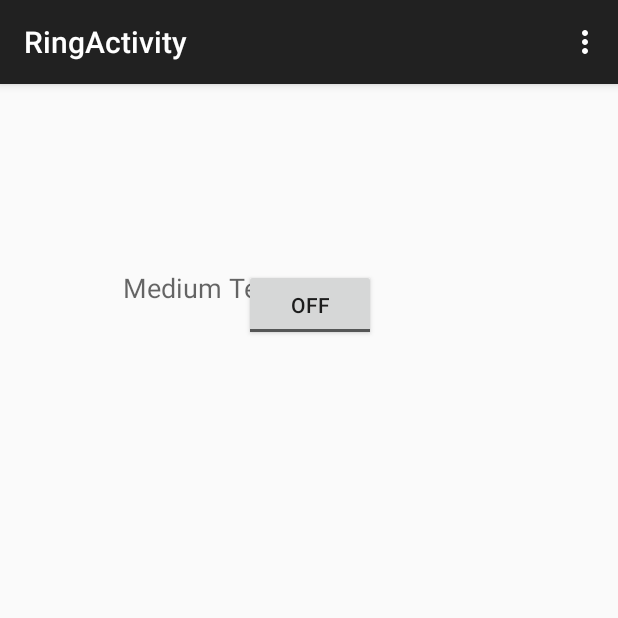
After one commit to riedingermatthieu/LostMyAndroid, an Android app: the RingActivity screen opened directly, with no data from a screen before it, on a phone screen of 412 x 824 dp, the top half of it. The commit adds this screen. Run offline under Robolectric (Android 15) with nearby library versions, the light colour scheme and no system bars.

Commit message:
Rajout du squelette d'une nouvelle activity et implémentation de son lancement via le bouton "Faire Sonner"

```diff
--- /dev/null
+++ b/app/src/main/java/fr/enac/lostmyandroid/RingActivity.java
@@ -0,0 +1,37 @@
+package fr.enac.lostmyandroid;
+
+import android.support.v7.app.AppCompatActivity;
+import android.os.Bundle;
+import android.view.Menu;
+import android.view.MenuItem;
+
+public class RingActivity extends AppCompatActivity {
+
+    @Override
+    protected void onCreate(Bundle savedInstanceState) {
+        super.onCreate(savedInstanceState);
+        setContentView(R.layout.activity_ring);
+    }
+
+    @Override
+    public boolean onCreateOptionsMenu(Menu menu) {
+        // Inflate the menu; this adds items to the action bar if it is present.
+        getMenuInflater().inflate(R.menu.menu_ring, menu);
+        return true;
+    }
+
+    @Override
+    public boolean onOptionsItemSelected(MenuItem item) {
+        // Handle action bar item clicks here. The action bar will
+        // automatically handle clicks on the Home/Up button, so long
+        // as you specify a parent activity in AndroidManifest.xml.
+        int id = item.getItemId();
+
+        //noinspection SimplifiableIfStatement
+        if (id == R.id.action_settings) {
+            return true;
+        }
+
+        return super.onOptionsItemSelected(item);
+    }
+}
--- a/app/src/main/res/layout/activity_main.xml
+++ b/app/src/main/res/layout/activity_main.xml
@@ -4,7 +4,7 @@
     android:paddingRight="@dimen/activity_horizontal_margin"
     android:paddingTop="@dimen/activity_vertical_margin"
     android:paddingBottom="@dimen/activity_vertical_margin" tools:context=".MainActivity"
-    android:background="@drawable/Background1">
+    android:background="@drawable/background1">
 
     <LinearLayout
         android:orientation="vertical"
@@ -19,7 +19,7 @@
             android:layout_height="fill_parent"
             android:id="@+id/viewLogo"
             android:layout_gravity="center_horizontal"
-            android:src="@drawable/logoFactice2"
+            android:src="@drawable/logo_factice2"
             android:layout_weight="1" />
 
         <LinearLayout
--- /dev/null
+++ b/app/src/main/res/layout/activity_ring.xml
@@ -0,0 +1,28 @@
+<RelativeLayout xmlns:android="http://schemas.android.com/apk/res/android"
+    xmlns:tools="http://schemas.android.com/tools" android:layout_width="match_parent"
+    android:layout_height="match_parent" android:paddingLeft="@dimen/activity_horizontal_margin"
+    android:paddingRight="@dimen/activity_horizontal_margin"
+    android:paddingTop="@dimen/activity_vertical_margin"
+    android:paddingBottom="@dimen/activity_vertical_margin"
+    tools:context="fr.enac.lostmyandroid.RingActivity">
+
+    <ToggleButton
+        android:layout_width="wrap_content"
+        android:layout_height="wrap_content"
+        android:text="New ToggleButton"
+        android:id="@+id/toggleButton"
+        android:layout_marginTop="107dp"
+        android:layout_alignParentTop="true"
+        android:layout_alignParentEnd="true"
+        android:layout_marginEnd="145dp" />
+
+    <TextView
+        android:layout_width="wrap_content"
+        android:layout_height="wrap_content"
+        android:textAppearance="?android:attr/textAppearanceMedium"
+        android:text="Medium Text"
+        android:id="@+id/textView"
+        android:layout_alignTop="@+id/toggleButton"
+        android:layout_alignParentStart="true"
+        android:layout_marginStart="66dp" />
+</RelativeLayout>
--- /dev/null
+++ b/app/src/main/res/menu/menu_ring.xml
@@ -0,0 +1,7 @@
+<menu xmlns:android="http://schemas.android.com/apk/res/android"
+    xmlns:app="http://schemas.android.com/apk/res-auto"
+    xmlns:tools="http://schemas.android.com/tools"
+    tools:context="fr.enac.lostmyandroid.RingActivity">
+    <item android:id="@+id/action_settings" android:title="@string/action_settings"
+        android:orderInCategory="100" app:showAsAction="never" />
+</menu>
--- a/app/src/main/res/values/strings.xml
+++ b/app/src/main/res/values/strings.xml
@@ -3,4 +3,5 @@
 
     <string name="hello_world">update LOST MY ANDROID IS HERE !!!</string>
     <string name="action_settings">Settings</string>
+    <string name="title_activity_ring">RingActivity</string>
 </resources>
```
Also changed, not shown: app/src/main/AndroidManifest.xml (+12 -6 lines), app/src/main/java/fr/enac/lostmyandroid/MainActivity.java (+9 -1 lines), app/src/main/res/drawable/logo_factice2.png (renamed from app/src/main/res/drawable/logoFactice2.png).
